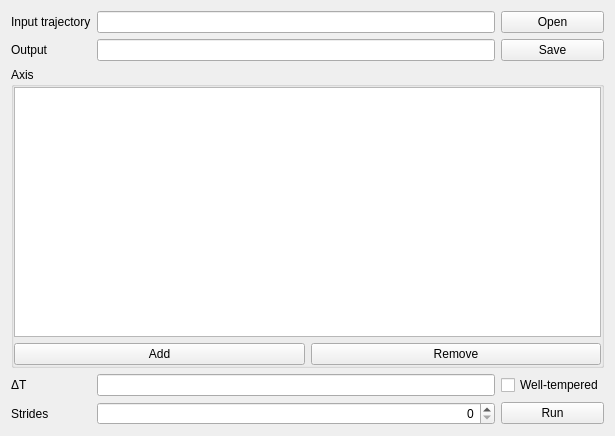
Before: the Qt Designer form metadynamicstab/metadynamicstab.ui in HanatoK/PMFToolBox, drawn with Qt 5.
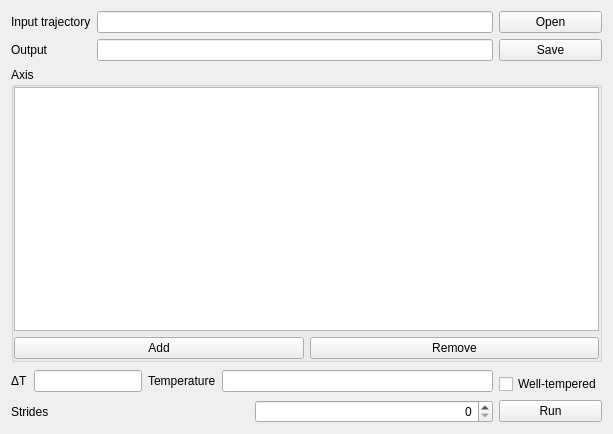
After: the same form once the commit is applied.

The edit to the form file:
```diff
--- a/metadynamicstab/metadynamicstab.ui
+++ b/metadynamicstab/metadynamicstab.ui
@@ -6,8 +6,8 @@
    <rect>
     <x>0</x>
     <y>0</y>
-    <width>615</width>
-    <height>436</height>
+    <width>613</width>
+    <height>434</height>
    </rect>
   </property>
   <property name="windowTitle">
@@ -21,10 +21,10 @@
      </property>
     </widget>
    </item>
-   <item row="0" column="1">
+   <item row="0" column="1" colspan="2">
     <widget class="QLineEdit" name="lineEditInputTrajectory"/>
    </item>
-   <item row="0" column="2">
+   <item row="0" column="3">
     <widget class="QPushButton" name="pushButtonOpen">
      <property name="text">
       <string>Open</string>
@@ -38,64 +38,45 @@
      </property>
     </widget>
    </item>
-   <item row="1" column="1">
+   <item row="1" column="1" colspan="2">
     <widget class="QLineEdit" name="lineEditOutput"/>
    </item>
-   <item row="1" column="2">
+   <item row="1" column="3">
     <widget class="QPushButton" name="pushButtonSave">
      <property name="text">
       <string>Save</string>
      </property>
     </widget>
    </item>
-   <item row="3" column="0">
-    <widget class="QLabel" name="labelDeltaT">
-     <property name="text">
-      <string>ΔT</string>
-     </property>
-    </widget>
+   <item row="3" column="0" rowspan="2" colspan="2">
+    <layout class="QHBoxLayout" name="horizontalLayout_2">
+     <item>
+      <widget class="QLabel" name="labelDeltaT">
+       <property name="text">
+        <string>ΔT</string>
+       </property>
+      </widget>
+     </item>
+     <item>
+      <widget class="QLineEdit" name="lineEditDeltaT"/>
+     </item>
+    </layout>
    </item>
-   <item row="3" column="1">
-    <widget class="QLineEdit" name="lineEditDeltaT"/>
-   </item>
-   <item row="3" column="2">
+   <item row="4" column="3">
     <widget class="QCheckBox" name="checkBoxWellTempered">
      <property name="text">
       <string>Well-tempered</string>
      </property>
     </widget>
    </item>
-   <item row="4" column="0">
-    <widget class="QLabel" name="labelStrides">
-     <property name="text">
-      <string>Strides</string>
-     </property>
-    </widget>
-   </item>
-   <item row="4" column="1">
-    <widget class="QDoubleSpinBox" name="doubleSpinBoxStrides">
-     <property name="alignment">
-      <set>Qt::AlignRight|Qt::AlignTrailing|Qt::AlignVCenter</set>
-     </property>
-     <property name="decimals">
-      <number>0</number>
-     </property>
-     <property name="maximum">
-      <double>5000000000000.000000000000000</double>
-     </property>
-     <property name="stepType">
-      <enum>QAbstractSpinBox::AdaptiveDecimalStepType</enum>
-     </property>
-    </widget>
-   </item>
-   <item row="4" column="2">
+   <item row="5" column="3">
     <widget class="QPushButton" name="pushButtonRun">
      <property name="text">
       <string>Run</string>
      </property>
     </widget>
    </item>
-   <item row="2" column="0" colspan="3">
+   <item row="2" column="0" colspan="4">
     <widget class="QGroupBox" name="groupBox">
      <property name="title">
       <string>Axis</string>
@@ -140,6 +121,47 @@
      </layout>
     </widget>
    </item>
+   <item row="5" column="0" colspan="3">
+    <layout class="QHBoxLayout" name="horizontalLayout_4">
+     <item>
+      <widget class="QLabel" name="labelStrides">
+       <property name="text">
+        <string>Strides</string>
+       </property>
+      </widget>
+     </item>
+     <item>
+      <widget class="QDoubleSpinBox" name="doubleSpinBoxStrides">
+       <property name="alignment">
+        <set>Qt::AlignRight|Qt::AlignTrailing|Qt::AlignVCenter</set>
+       </property>
+       <property name="decimals">
+        <number>0</number>
+       </property>
+       <property name="maximum">
+        <double>5000000000000.000000000000000</double>
+       </property>
+       <property name="stepType">
+        <enum>QAbstractSpinBox::AdaptiveDecimalStepType</enum>
+       </property>
+      </widget>
+     </item>
+    </layout>
+   </item>
+   <item row="3" column="2" rowspan="2">
+    <layout class="QHBoxLayout" name="horizontalLayout_3">
+     <item>
+      <widget class="QLabel" name="labelTemperature">
+       <property name="text">
+        <string>Temperature</string>
+       </property>
+      </widget>
+     </item>
+     <item>
+      <widget class="QLineEdit" name="lineEditTemperature"/>
+     </item>
+    </layout>
+   </item>
   </layout>
  </widget>
  <tabstops>
```
Left out of the diff: 1 changed line with no effect on the pictures.
